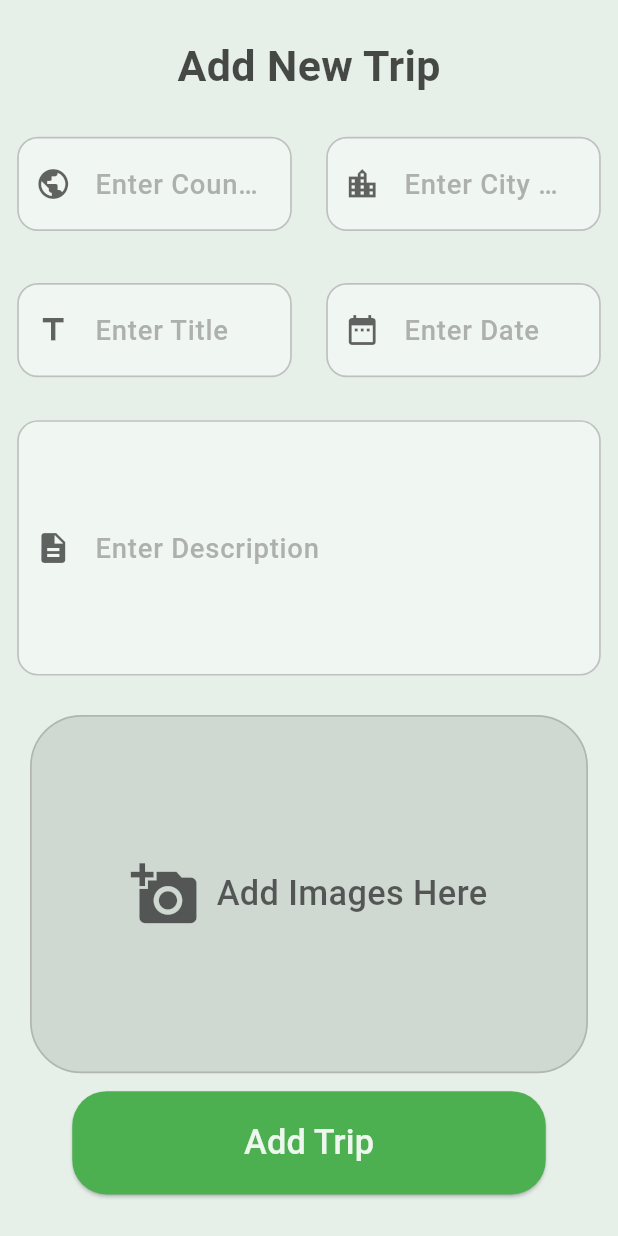
After one commit to dhiasehaim/travelapp, a Flutter app: the Account screen opened directly, after a tap on "New Trip", on a phone screen of 412 x 824 dp. The commit adds this screen. Run offline on Flutter 3.47's test engine with Material 3 defaults, Android fonts, the phone set to English and light mode, and no system bars; our stand-ins replace flutter_screenutil, image_picker, slide_to_act, supabase_flutter; missing offline and left inert: multi_image_picker_view, swipable_stack; accounts and stored records are empty.

Commit message:
Added The add trip page with its info

```diff
--- a/lib/Pages/Account.dart
+++ b/lib/Pages/Account.dart
@@ -2,6 +2,7 @@ import 'package:flutter/material.dart';
 import 'package:flutter/services.dart';
 import 'package:flutter_screenutil/flutter_screenutil.dart';
 import 'package:travelapp/Pages/EditProfile.dart';
+import 'package:travelapp/Pages/NewTrip.dart';
 import 'package:travelapp/Pages/SavedPlaces.dart';
 import 'package:travelapp/Pages/Settings.dart';
 import 'package:travelapp/auth/authservice.dart';
@@ -156,14 +157,46 @@ class _AccountState extends State<Account> {
                         ],
                       ),
                       SizedBox(height: 8.h),
-                      ElevatedButton(
+                      Row(
+                        mainAxisAlignment: MainAxisAlignment.center,
+                        crossAxisAlignment: CrossAxisAlignment.center,
+                        children: [
+                          ElevatedButton(
+                            onPressed: () {
+                              Navigator.push(
+                                  context,
+                                  PageRouteBuilder(
+                                      transitionDuration:
+                                          Duration(milliseconds: 400),
+                                      pageBuilder: (_, __, ___) => Editprofile()));
+                            },
+                            style: ElevatedButton.styleFrom(
+                                backgroundColor: Color.fromARGB(255, 230, 240, 233),
+                                shape: RoundedRectangleBorder(
+                                  borderRadius: BorderRadius.circular(12.r),
+                                ),
+                                minimumSize: Size(130.w, 35.h),
+                                side: BorderSide(
+                                  color: Color.fromARGB(255, 104, 104, 104),
+                                  width: 1.w,
+                                ),
+                                shadowColor: Colors.black.withOpacity(0.2),
+                                elevation: 5),
+                            child: Text(
+                              'Edit Profile',
+                              style:
+                                  TextStyle(fontSize: 16.sp, color: Colors.black),
+                            ),
+                          ),
+                          SizedBox(width: 10.w,),
+                          ElevatedButton(
                         onPressed: () {
                           Navigator.push(
                               context,
                               PageRouteBuilder(
                                   transitionDuration:
                                       Duration(milliseconds: 400),
-                                  pageBuilder: (_, __, ___) => Editprofile()));
+                                  pageBuilder: (_, __, ___) => Newtrip()));
                         },
                         style: ElevatedButton.styleFrom(
                             backgroundColor: Color.fromARGB(255, 230, 240, 233),
@@ -178,10 +211,12 @@ class _AccountState extends State<Account> {
                             shadowColor: Colors.black.withOpacity(0.2),
                             elevation: 5),
                         child: Text(
-                          'Edit Profile',
+                          'New Trip',
                           style:
                               TextStyle(fontSize: 16.sp, color: Colors.black),
                         ),
+                      ),
+                        ],
                       ),
                       SizedBox(height: 10.h),
                       Align(
--- /dev/null
+++ b/lib/Pages/NewTrip.dart
@@ -0,0 +1,216 @@
+import 'dart:io';
+
+import 'package:flutter/material.dart';
+import 'package:flutter_screenutil/flutter_screenutil.dart';
+import 'package:image_picker/image_picker.dart';
+import 'package:multi_image_picker_view/multi_image_picker_view.dart';
+import 'package:travelapp/auth/authservice.dart';
+
+class Newtrip extends StatefulWidget {
+  const Newtrip({super.key});
+
+  @override
+  State<Newtrip> createState() => _NewtripState();
+}
+
+class _NewtripState extends State<Newtrip> {
+  TextEditingController CountryNameController = TextEditingController();
+  TextEditingController CityNameController = TextEditingController();
+  TextEditingController DescriptionController = TextEditingController();
+  TextEditingController DateController = TextEditingController();
+  TextEditingController TitleController = TextEditingController();
+  List<XFile>? MultiIamge;
+  Authservice authservice = Authservice();
+  Future<void> PickImages() async {
+    final ImagePicker picker = ImagePicker();
+    final List<XFile>? images = await picker.pickMultiImage();
+    if (images != null) {
+      setState(() {
+        MultiIamge = images;
+      });
+    }
+  }
+
+  @override
+  Widget build(BuildContext context) {
+    return ScreenUtilInit(
+      builder: (context, child) {
+        return Scaffold(
+          backgroundColor: Color.fromARGB(255, 230, 240, 233),
+          body: Center(
+              child: ListView(
+            children: [
+              Column(
+                children: [
+                  SizedBox(
+                    height: 20.h,
+                  ),
+                  Text(
+                    "Add New Trip",
+                    style: TextStyle(
+                        fontSize: 25.sp,
+                        fontWeight: FontWeight.w600,
+                        color: Colors.black.withOpacity(0.7)),
+                  ),
+                  SizedBox(
+                    height: 10.h,
+                  ),
+                  Row(
+                    children: [
+                      Expanded(
+                          child: _buildTextFiled(
+                              'Contry Name',
+                              'Enter Country Name',
+                              CountryNameController,
+                              Icons.public)),
+                      Expanded(
+                          child: _buildTextFiled('City Name', 'Enter City Name',
+                              CityNameController, Icons.location_city)),
+                    ],
+                  ),
+                  SizedBox(
+                    height: 5.h,
+                  ),
+                  Row(
+                    children: [
+                      Expanded(
+                          child: _buildTextFiled('Title', 'Enter Title',
+                              TitleController, Icons.title)),
+                      Expanded(
+                          child: _buildTextFiled('Date', 'Enter Date',
+                              DateController, Icons.date_range)),
+                    ],
+                  ),
+                  _buildTextFiled('Description', 'Enter Description',
+                      DescriptionController, Icons.description,
+                      isdescription: true),
+                  SizedBox(
+                    height: 10.h,
+                  ),
+                  GestureDetector(
+                    onTap: PickImages,
+                    child: Container(
+                      height: 200.h,
+                      width: 325.w,
+                      decoration: BoxDecoration(
+                          color: Colors.transparent.withOpacity(0.1),
+                          borderRadius: BorderRadius.circular(30.r),
+                          border: Border.all(
+                              color: Colors.grey.withOpacity(0.6), width: 1.w)),
+                      child: PageView.builder(
+                        itemBuilder: (context, index) {
+                          if (MultiIamge != null) {
+                            return ClipRRect(
+                              borderRadius: BorderRadius.circular(30.r),
+                              child: Image.file(
+                                File(MultiIamge![index].path),
+                                fit: BoxFit.cover,
+                                width: double.infinity,
+                                height: double.infinity,
+                              ),
+                            );
+                          } else {
+                            return Center(
+                              child: Row(
+                                mainAxisAlignment: MainAxisAlignment.center,
+                                children: [
+                                  Icon(Icons.add_a_photo,
+                                      size: 40.sp,
+                                      color: Colors.black.withOpacity(0.6)),
+                                  SizedBox(
+                                    width: 10.w,
+                                  ),
+                                  Text(
+                                    "Add Images Here",
+                                    style: TextStyle(
+                                        fontSize: 20.sp,
+                                        fontWeight: FontWeight.w500,
+                                        color: Colors.black.withOpacity(0.6)),
+                                  ),
+                                ],
+                              ),
+                            );
+                          }
+                        },
+                        itemCount: MultiIamge == null ? 1 : MultiIamge!.length,
+                      ),
+                    ),
+                  ),
+                  SizedBox(
+                    height: 10.h,
+                  ),
+                  ElevatedButton(
+                    onPressed: () {
+                      authservice.InserTravelInfo(CountryNameController.text, CityNameController.text, DescriptionController.text, TitleController.text);
+                      Navigator.pop(context);
+                    }
+                    ,
+                    style: ElevatedButton.styleFrom(
+                        backgroundColor: Colors.green,
+                        padding: EdgeInsets.symmetric(
+                            horizontal: 100.w, vertical: 15.h),
+                        shape: RoundedRectangleBorder(
+                            borderRadius: BorderRadius.circular(20.r))),
+                    child: Text(
+                      "Add Trip",
+                      style: TextStyle(
+                          fontSize: 20.sp,
+                          fontWeight: FontWeight.w500,
+                          color: Colors.white.withOpacity(0.9)),
+                    ),
+                  ),
+                  SizedBox(
+                    height: 20.h,
+                  ),
+                ],
+              )
+            ],
+          )),
+        );
+      },
+    );
+  }
+
+  Widget _buildTextFiled(String labeltext, String hinttext,
+      TextEditingController? controller, IconData? prefixicon,
+      {isemail = false, isdescription = false}) {
+    return Padding(
+      padding: EdgeInsets.symmetric(vertical: 12.h, horizontal: 10.w),
+      child: TextFormField(
+        controller: controller,
+        keyboardType: isemail ? TextInputType.emailAddress : TextInputType.text,
+        decoration: InputDecoration(
+            prefixIcon: Icon(
+              prefixicon,
+              color: Colors.black.withOpacity(0.6),
+            ),
+            hintText: hinttext,
+            hintStyle: TextStyle(
+                color: Colors.grey.withOpacity(0.8),
+                fontSize: 16.sp,
+                fontWeight: FontWeight.w500),
+            //labelText: labeltext,
+            //labelStyle: TextStyle(color: Colors.black.withOpacity(0.6),fontSize: 17.sp,fontWeight: FontWeight.w400),
+            filled: true,
+            fillColor: Colors.white.withOpacity(0.4),
+            contentPadding: EdgeInsets.symmetric(
+                horizontal: 16.w, vertical: isdescription ? 60.h : 15.h),
+            border: OutlineInputBorder(
+              borderRadius: BorderRadius.circular(12.r),
+              borderSide:
+                  BorderSide(color: Colors.grey.withOpacity(0.6), width: 1.w),
+            ),
+            focusedBorder: OutlineInputBorder(
+              borderRadius: BorderRadius.circular(12.r),
+              borderSide:
+                  BorderSide(color: Colors.grey.withOpacity(0.6), width: 1.w),
+            ),
+            enabledBorder: OutlineInputBorder(
+              borderRadius: BorderRadius.circular(12.r),
+              borderSide:
+                  BorderSide(color: Colors.grey.withOpacity(0.6), width: 1.w),
+            )),
+      ),
+    );
+  }
+}
--- a/lib/auth/authgate.dart
+++ b/lib/auth/authgate.dart
@@ -21,7 +21,7 @@ class _AuthgateState extends State<Authgate> {
             body: Center(child: CircularProgressIndicator()),
           );
         } else {
-          final session = Supabase.instance.client.auth.currentSession;
+          final session = snapshot.hasData ? snapshot.data!.session : null;
           if (session == null) {
             return const Login();
           } else {
--- a/lib/auth/authservice.dart
+++ b/lib/auth/authservice.dart
@@ -38,4 +38,18 @@ class Authservice {
   Future<void> signOut() async{
     await _supabaseClient.auth.signOut();
   }
+  Future InserTravelInfo(String CountryName,String CityName,String Description,String Title) async{
+    final user=await _supabaseClient.auth.currentUser;
+    if (user !=null) {
+      final id=user.id;
+      await _supabaseClient.from('userstravel').insert({
+        'user_id':id,
+        'countryname':CountryName,
+        'cityname':CityName,
+        'user_description':Description,
+        'title':Title,
+      });
+    }
+
+  }
 }
--- a/pubspec.yaml
+++ b/pubspec.yaml
@@ -32,6 +32,8 @@ dependencies:
   swipable_stack: ^2.0.0
   slide_to_act:
   supabase_flutter:
+  multi_image_picker_view: ^3.0.0
+  image_picker: ^0.8.7+5
   flutter:
     sdk: flutter
 
```
Also changed, not shown: pubspec.lock, 5 other files.
